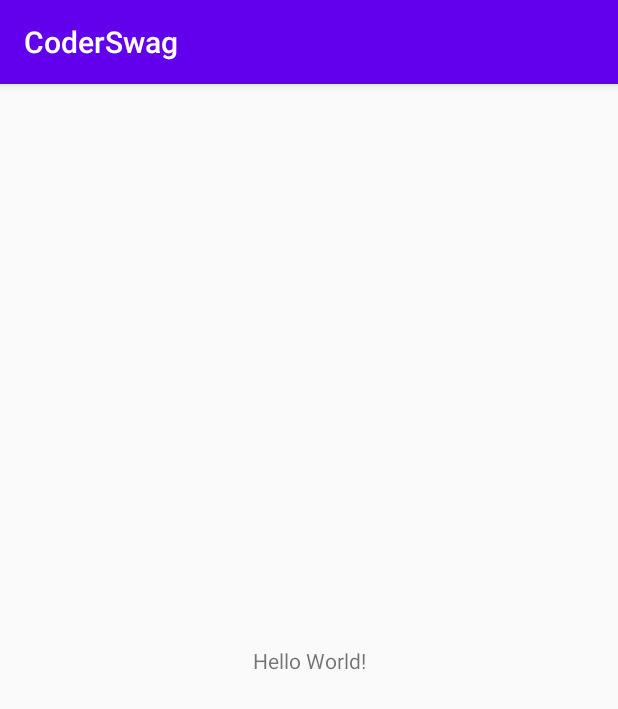
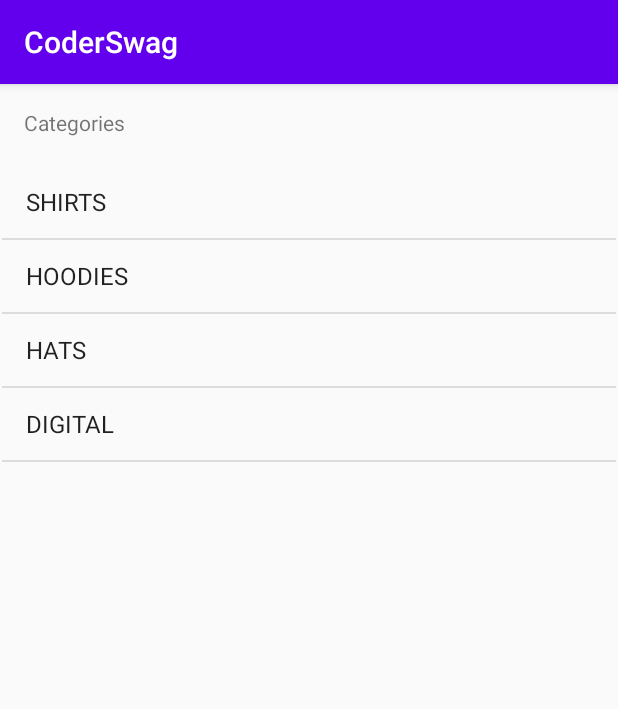
Before and after one commit to vrudik945/CoderSwag, an Android app: the screen it shows after launch (MainActivity), on a phone screen of 412 x 824 dp. Shown: the top 709 px of the screen. Run offline under Robolectric (Android 15) with nearby library versions, the phone set to English and light mode, and no system bars.

Commit message:
Second lesson

```diff
--- a/app/src/main/java/com/v_rudik/coderswag/Controller/MainActivity.kt
+++ b/app/src/main/java/com/v_rudik/coderswag/Controller/MainActivity.kt
@@ -2,11 +2,24 @@ package com.v_rudik.coderswag.Controller
 
 import androidx.appcompat.app.AppCompatActivity
 import android.os.Bundle
+import android.widget.ArrayAdapter
+import com.v_rudik.coderswag.Model.Category
 import com.v_rudik.coderswag.R
+import com.v_rudik.coderswag.Services.DataService
+import kotlinx.android.synthetic.main.activity_main.*
 
 class MainActivity : AppCompatActivity() {
+
+    lateinit var adapter: ArrayAdapter<Category>
+
     override fun onCreate(savedInstanceState: Bundle?) {
         super.onCreate(savedInstanceState)
         setContentView(R.layout.activity_main)
+
+        adapter = ArrayAdapter(this,
+        android.R.layout.simple_list_item_1,
+        DataService.categories)
+
+        categoryListView.adapter = adapter
     }
 }
--- a/app/src/main/java/com/v_rudik/coderswag/Model/Category.kt
+++ b/app/src/main/java/com/v_rudik/coderswag/Model/Category.kt
@@ -1,3 +1,7 @@
 package com.v_rudik.coderswag.Model
 
-class Category (val title: String, val image: String)
+class Category (val title: String, val image: String) {
+    override fun toString(): String {
+        return title
+    }
+}
--- a/app/src/main/res/layout/activity_main.xml
+++ b/app/src/main/res/layout/activity_main.xml
@@ -7,12 +7,28 @@
     tools:context=".Controller.MainActivity">
 
     <TextView
+        android:id="@+id/textView"
         android:layout_width="wrap_content"
         android:layout_height="wrap_content"
-        android:text="Hello World!"
-        app:layout_constraintBottom_toBottomOf="parent"
+        android:layout_marginLeft="16dp"
+        android:layout_marginTop="16dp"
+        android:text="Categories"
         app:layout_constraintLeft_toLeftOf="parent"
-        app:layout_constraintRight_toRightOf="parent"
         app:layout_constraintTop_toTopOf="parent" />
 
+    <ListView
+        android:id="@+id/categoryListView"
+        android:layout_width="409dp"
+        android:layout_height="694dp"
+        android:layout_marginStart="8dp"
+        android:layout_marginLeft="8dp"
+        android:layout_marginTop="8dp"
+        android:layout_marginEnd="8dp"
+        android:layout_marginRight="8dp"
+        android:layout_marginBottom="8dp"
+        app:layout_constraintBottom_toBottomOf="parent"
+        app:layout_constraintEnd_toEndOf="parent"
+        app:layout_constraintStart_toStartOf="parent"
+        app:layout_constraintTop_toBottomOf="@+id/textView" />
+
 </androidx.constraintlayout.widget.ConstraintLayout>
```
Also changed, not shown: app/src/main/res/layout/category_list_item.xml (added, +34 -0 lines).
